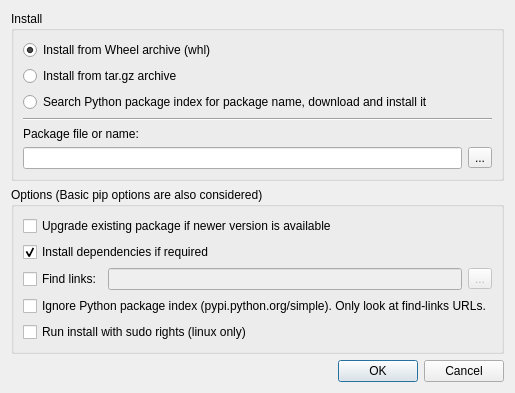
Above: Qitom/ui/dialogPipManagerInstall.ui from itom-project/itom before the change. Below: the same form after it.
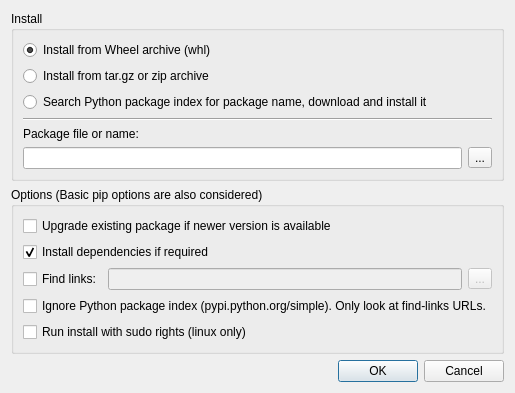
That is the form after the change.

Commit message: pip package manager can also install from zip archive, not only tar.gz

Patch:
```diff
--- a/Qitom/ui/dialogPipManagerInstall.ui
+++ b/Qitom/ui/dialogPipManagerInstall.ui
@@ -33,7 +33,7 @@
       <item>
        <widget class="QRadioButton" name="radioTarGz">
         <property name="text">
-         <string>Install from tar.gz archive</string>
+         <string>Install from tar.gz or zip archive</string>
         </property>
        </widget>
       </item>
```
The commit also changes 2 other files.
